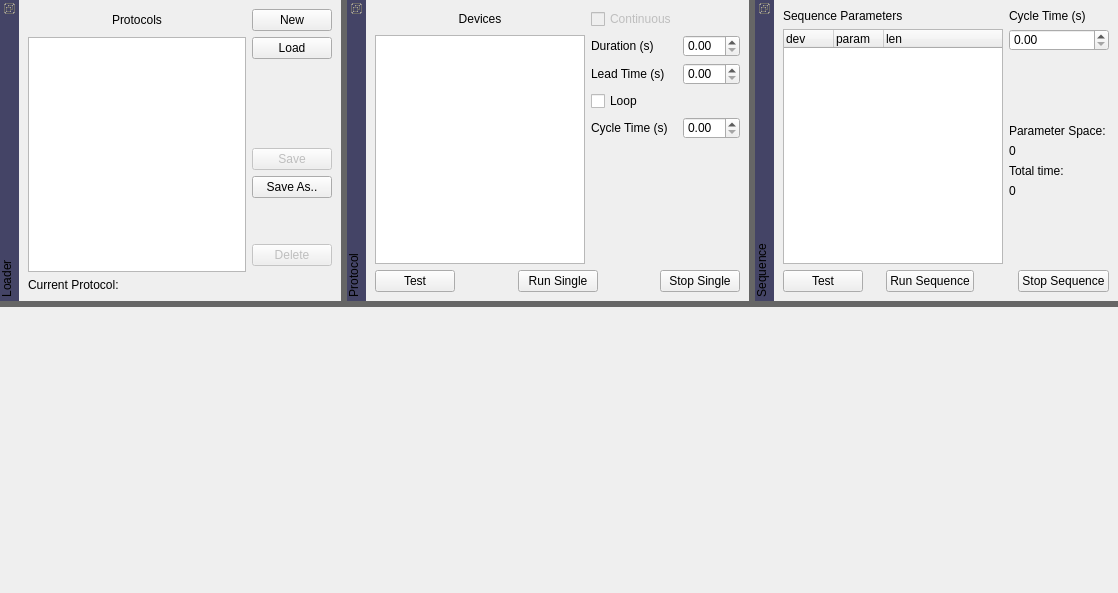
Qt form lib/modules/ProtocolRunner/ProtocolRunnerTemplate.ui (acq4/acq4) before a commit.
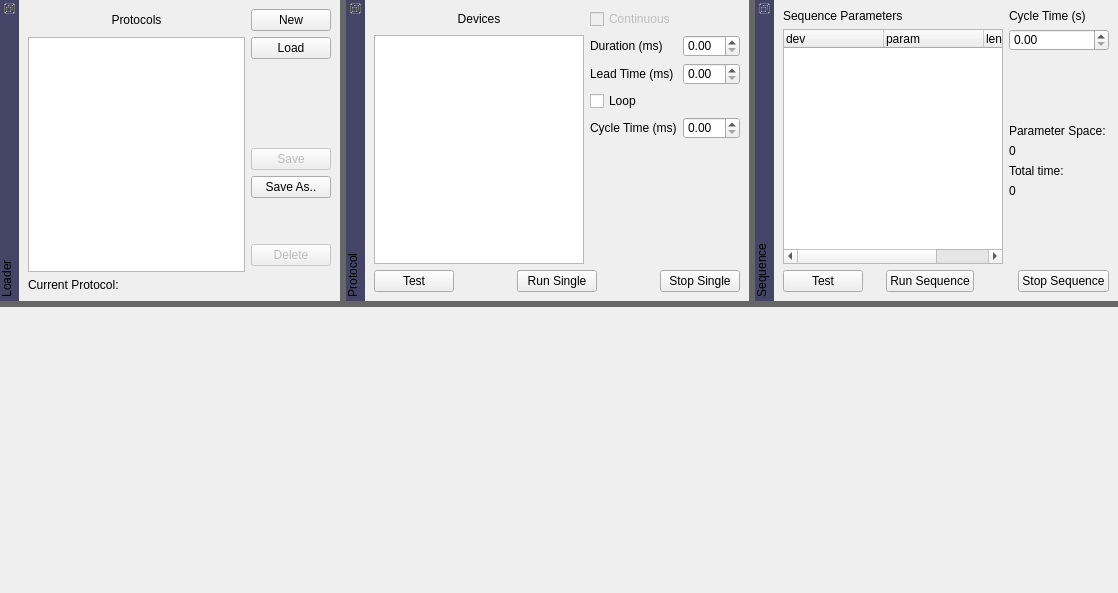
The same form after that commit.

Patch:
```diff
--- a/lib/modules/ProtocolRunner/ProtocolRunnerTemplate.ui
+++ b/lib/modules/ProtocolRunner/ProtocolRunnerTemplate.ui
@@ -211,10 +211,10 @@
      <item row="1" column="0" rowspan="5">
       <widget class="QListWidget" name="deviceList"/>
      </item>
-     <item row="1" column="1" colspan="2">
-      <widget class="QLabel" name="label_8">
-       <property name="text">
-        <string>Duration (s)</string>
+     <item row="1" column="1" colspan="2" >
+      <widget class="QLabel" name="label_8" >
+       <property name="text" >
+        <string>Duration (ms)</string>
        </property>
       </widget>
      </item>
@@ -228,10 +228,10 @@
        </property>
       </widget>
      </item>
-     <item row="2" column="1" colspan="2">
-      <widget class="QLabel" name="label_6">
-       <property name="text">
-        <string>Lead Time (s)</string>
+     <item row="2" column="1" colspan="2" >
+      <widget class="QLabel" name="label_6" >
+       <property name="text" >
+        <string>Lead Time (ms)</string>
        </property>
       </widget>
      </item>
@@ -260,10 +260,10 @@
        </property>
       </widget>
      </item>
-     <item row="4" column="1" colspan="2">
-      <widget class="QLabel" name="label_7">
-       <property name="text">
-        <string>Cycle Time (s)</string>
+     <item row="4" column="1" colspan="2" >
+      <widget class="QLabel" name="label_7" >
+       <property name="text" >
+        <string>Cycle Time (ms)</string>
        </property>
       </widget>
      </item>
@@ -456,9 +456,6 @@
        <property name="rootIsDecorated">
         <bool>false</bool>
        </property>
-       <attribute name="headerDefaultSectionSize">
-        <number>50</number>
-       </attribute>
        <column>
         <property name="text">
          <string>dev</string>
```
Left out of the diff: 325 changed lines with no effect on the pictures.
